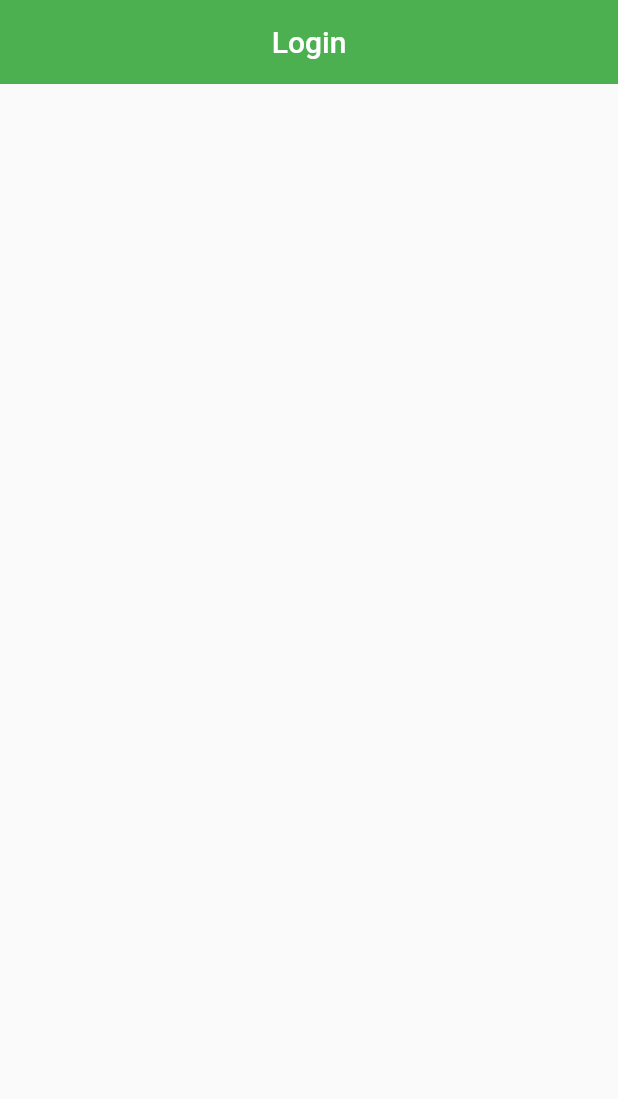
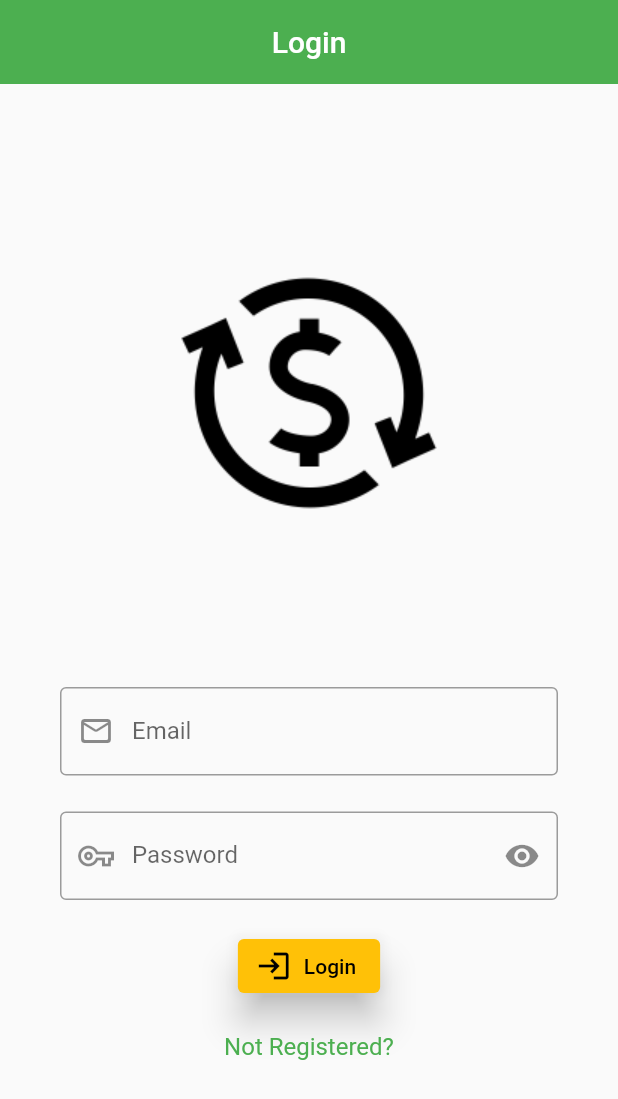
Before and after one commit to Fadheljanuar/UAS_ADV-MAD, a Flutter app: the screen it shows after launch, on a phone screen of 412 x 824 dp. Shown: the top 1099 px of the screen. Run offline on Flutter 3.47's test engine with Material 2 defaults, Android fonts, the phone set to English and light mode, and no system bars; our stand-ins replace cloud_firestore, email_validator, equatable, firebase_auth, firebase_core, firebase_messaging and 3 more; accounts and stored records are empty.

Commit message:
login page layout revisi

```diff
--- a/allnewcashflow/lib/ui/pages/login.dart
+++ b/allnewcashflow/lib/ui/pages/login.dart
@@ -24,6 +24,129 @@ class _LoginState extends State<Login> {
         elevation: 0,
       ),
       resizeToAvoidBottomInset: false,
+      body: Container(
+        width: double.infinity,
+        height: double.infinity,
+        padding: EdgeInsets.all(40),
+        child: Stack(
+          children: [
+            ListView(
+              children: [
+                Image.asset("assets/images/3346770-200.png"),
+                SizedBox(height: 30),
+                Form(
+                  key: _formKey,
+                  child: Column(
+                    children: [
+                      TextFormField(
+                        controller: ctrlEmail,
+                        keyboardType: TextInputType.emailAddress,
+                        decoration: InputDecoration(
+                          labelText: "Email",
+                          prefixIcon: Icon(Icons.mail_outline_rounded),
+                          border: OutlineInputBorder(),
+                        ),
+                        autovalidateMode: AutovalidateMode.onUserInteraction,
+                        validator: (value) {
+                          email = value;
+                          if (value.isEmpty) {
+                            return "Still Empty!";
+                          } else {
+                            if (!EmailValidator.validate(value)) {
+                              return "Email isn't valid!";
+                            } else {
+                              return null;
+                            }
+                          }
+                        },
+                      ),
+                      SizedBox(height: 24),
+                      TextFormField(
+                        controller: ctrlPass,
+                        obscureText: isVisible,
+                        decoration: InputDecoration(
+                          labelText: "Password",
+                          prefixIcon: Icon(Icons.vpn_key_outlined),
+                          border: OutlineInputBorder(),
+                          suffixIcon: new GestureDetector(
+                            onTap: () {
+                              setState(() {
+                                isVisible = !isVisible;
+                              });
+                            },
+                            child: Icon(isVisible
+                                ? Icons.visibility
+                                : Icons.visibility_off),
+                          ),
+                        ),
+                        autovalidateMode: AutovalidateMode.onUserInteraction,
+                        validator: (value) {
+                          return value.length < 6
+                              ? "Password must have at least 6 Character!"
+                              : null;
+                        },
+                      ),
+                      SizedBox(height: 20),
+                      ElevatedButton.icon(
+                          onPressed: () async {
+                            // if (_formKey.currentState.validate()) {
+                            //   setState(() {
+                            //     isLoading = true;
+                            //   });
+                            //   await AuthServices.signIn(ctrlEmail.text , ctrlPass.text).then((value) {
+                            //     if (value == "success") {
+                            //       setState(() {
+                            //         isLoading = false;
+                            //       });
+                            //       AcitivityServices.showToast("Login success", Colors.blueGrey);
+                            //       Navigator.pushReplacementNamed(context, MainMenu.routeName);
+                            //     } else {
+                            //       setState(() {
+                            //         isLoading = false;
+                            //       });
+                            //       AcitivityServices.showToast(
+                            //           value, Colors.redAccent);
+                            //     }
+                            //   });
+                            //   Navigator.pushReplacementNamed(
+                            //   context, MainMenu.routeName);
+
+                            // } else {
+                            //   Fluttertoast.showToast(
+                            //   msg: "Please check the field",
+                            //   backgroundColor: Colors.red,
+                            //   textColor: Colors.white);
+                            // }
+                          },
+                          icon: Icon(Icons.login_outlined),
+                          label: Text("Login"),
+                          style: ElevatedButton.styleFrom(
+                            primary: Colors.amber,
+                            elevation: 10,
+                          )),
+                      SizedBox(height: 20),
+                      GestureDetector(
+                        onTap: () {
+                          Fluttertoast.showToast(msg: "Link Clicked");
+                          Navigator.pushReplacementNamed(
+                              context, Register.routeName);
+                        },
+                        child: Text(
+                          "Not Registered?",
+                          style: TextStyle(
+                            color: Colors.green,
+                            fontSize: 16,
+                          ),
+                        ),
+                      ),
+                    ],
+                  ),
+                )
+              ],
+            )
+          ],
+        ),
+      ),
     );
   }
 }
```
